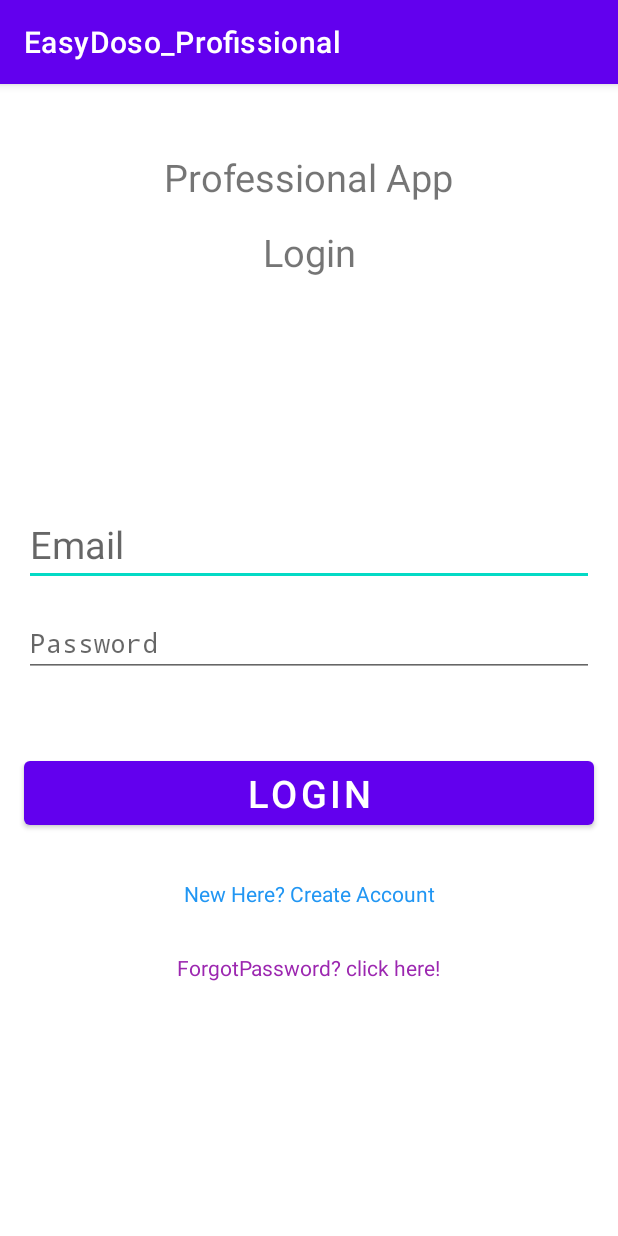
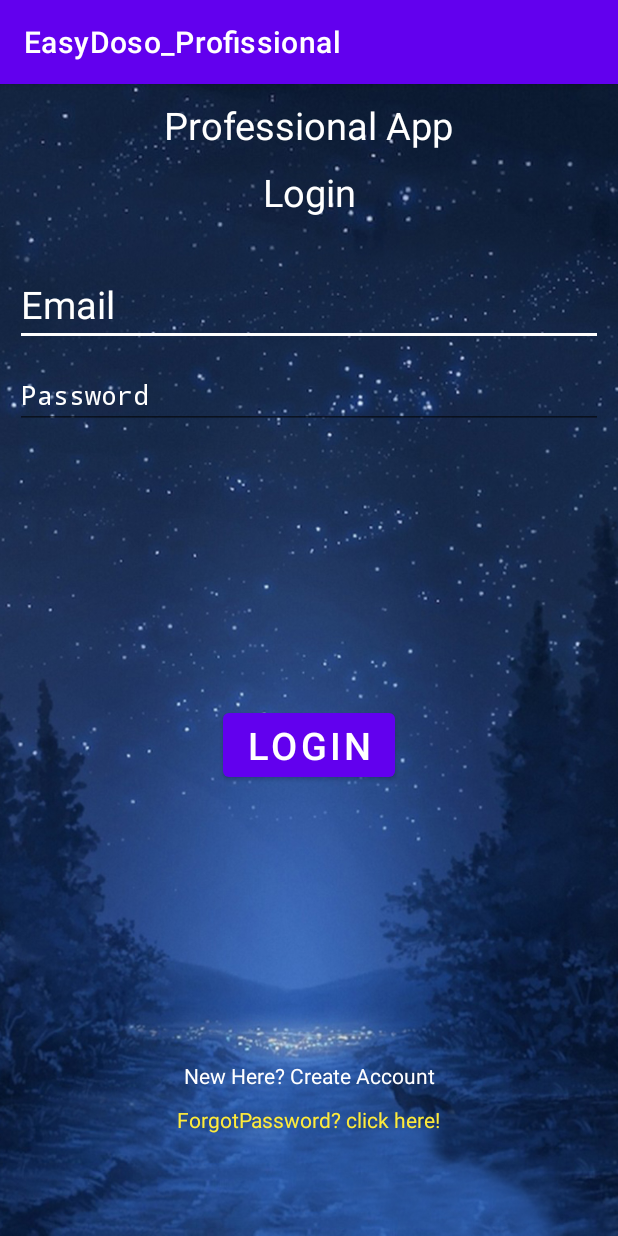
Before and after one commit to iagobarros/EasyDoso_Profissional, an Android app: the Login screen opened directly, with no data from a screen before it, on a phone screen of 412 x 824 dp. Run offline under Robolectric (Android 15) with nearby library versions, the phone set to English and light mode, and no system bars; our stand-ins replace Firebase (no records; nobody signed in at launch, a user with empty details on screens opened directly).

Commit message:
adding background and some constrains

```diff
--- a/app/src/main/res/layout/activity_login.xml
+++ b/app/src/main/res/layout/activity_login.xml
@@ -4,69 +4,88 @@
     xmlns:tools="http://schemas.android.com/tools"
     android:layout_width="match_parent"
     android:layout_height="match_parent"
+    android:background="@drawable/background_login"
     tools:context=".Login">
 
     <TextView
         android:id="@+id/textView3"
         android:layout_width="wrap_content"
         android:layout_height="wrap_content"
+        android:layout_marginTop="10dp"
         android:text="@string/professional_app"
+        android:textColor="#FFFFFF"
         android:textSize="25sp"
         app:layout_constraintBottom_toBottomOf="parent"
         app:layout_constraintEnd_toEndOf="parent"
         app:layout_constraintStart_toStartOf="parent"
         app:layout_constraintTop_toTopOf="parent"
-        app:layout_constraintVertical_bias="0.061" />
+        app:layout_constraintVertical_bias="0.0" />
 
     <TextView
         android:id="@+id/textView4"
         android:layout_width="wrap_content"
         android:layout_height="wrap_content"
-        android:layout_marginTop="15dp"
+        android:layout_marginTop="10dp"
         android:text="@string/login"
+        android:textColor="#FFFFFF"
         android:textSize="25sp"
+        app:layout_constraintBottom_toBottomOf="parent"
         app:layout_constraintEnd_toEndOf="parent"
         app:layout_constraintStart_toStartOf="parent"
-        app:layout_constraintTop_toBottomOf="@+id/textView3" />
+        app:layout_constraintTop_toBottomOf="@+id/textView3"
+        app:layout_constraintVertical_bias="0.0" />
 
     <EditText
         android:id="@+id/email_login"
         android:layout_width="0dp"
         android:layout_height="wrap_content"
-        android:layout_marginStart="16dp"
-        android:layout_marginTop="150dp"
-        android:layout_marginEnd="16dp"
+        android:layout_marginStart="10dp"
+        android:layout_marginTop="30dp"
+        android:layout_marginEnd="10dp"
+        android:backgroundTint="#FFFFFF"
         android:ems="10"
+        android:foregroundTint="#FFFFFF"
         android:hint="@string/email2"
         android:inputType="textPersonName"
+        android:shadowColor="#FFFFFF"
+        android:textColor="#FFFFFF"
+        android:textColorHighlight="#FFFFFF"
+        android:textColorHint="#FFFFFF"
+        android:textColorLink="#FFFFFF"
         android:textSize="25sp"
+        app:layout_constraintBottom_toBottomOf="@+id/progressBar_login"
         app:layout_constraintEnd_toEndOf="parent"
         app:layout_constraintStart_toStartOf="parent"
-        app:layout_constraintTop_toBottomOf="@+id/textView4" />
+        app:layout_constraintTop_toBottomOf="@+id/textView4"
+        app:layout_constraintVertical_bias="0.0" />
 
     <EditText
         android:id="@+id/password_login"
         android:layout_width="0dp"
         android:layout_height="wrap_content"
-        android:layout_marginStart="16dp"
-        android:layout_marginTop="15dp"
-        android:layout_marginEnd="16dp"
+        android:layout_marginStart="10dp"
+        android:layout_marginTop="10dp"
+        android:layout_marginEnd="10dp"
         android:ems="10"
         android:hint="@string/password"
         android:inputType="textPersonName"
+        android:textColor="#FFFFFF"
+        android:textColorHighlight="#FFFFFF"
+        android:textColorHint="#FFFFFF"
+        android:textColorLink="#FFFFFF"
+        app:layout_constraintBottom_toBottomOf="parent"
         app:layout_constraintEnd_toEndOf="parent"
         app:layout_constraintStart_toStartOf="parent"
-        app:layout_constraintTop_toBottomOf="@+id/email_login" />
+        app:layout_constraintTop_toBottomOf="@+id/email_login"
+        app:layout_constraintVertical_bias="0.0" />
 
     <Button
         android:id="@+id/loginBtn"
-        android:layout_width="0dp"
+        android:layout_width="wrap_content"
         android:layout_height="wrap_content"
-        android:layout_marginStart="16dp"
-        android:layout_marginTop="50dp"
-        android:layout_marginEnd="16dp"
         android:text="@string/login"
         android:textSize="25sp"
+        app:layout_constraintBottom_toTopOf="@+id/create_account_text"
         app:layout_constraintEnd_toEndOf="parent"
         app:layout_constraintStart_toStartOf="parent"
         app:layout_constraintTop_toBottomOf="@+id/password_login" />
@@ -75,40 +94,33 @@
         android:id="@+id/create_account_text"
         android:layout_width="wrap_content"
         android:layout_height="wrap_content"
-        android:layout_marginStart="16dp"
-        android:layout_marginTop="30dp"
-        android:layout_marginEnd="16dp"
+        android:layout_marginBottom="10dp"
         android:text="@string/new_here_create_account"
-        android:textColor="#2196F3"
+        android:textColor="#FFFFFF"
+        app:layout_constraintBottom_toTopOf="@+id/forgotPassword"
         app:layout_constraintEnd_toEndOf="parent"
-        app:layout_constraintStart_toStartOf="parent"
-        app:layout_constraintTop_toBottomOf="@+id/loginBtn" />
+        app:layout_constraintStart_toStartOf="parent" />
 
     <ProgressBar
         android:id="@+id/progressBar_login"
         style="?android:attr/progressBarStyle"
         android:layout_width="wrap_content"
         android:layout_height="wrap_content"
-        android:layout_marginStart="181dp"
-        android:layout_marginTop="88dp"
-        android:layout_marginEnd="183dp"
+        android:layout_marginBottom="10dp"
         android:visibility="invisible"
+        app:layout_constraintBottom_toBottomOf="parent"
         app:layout_constraintEnd_toEndOf="parent"
-        app:layout_constraintHorizontal_bias="0.0"
-        app:layout_constraintStart_toStartOf="parent"
-        app:layout_constraintTop_toBottomOf="@+id/create_account_text" />
+        app:layout_constraintStart_toStartOf="parent" />
 
     <TextView
         android:id="@+id/forgotPassword"
         android:layout_width="wrap_content"
         android:layout_height="wrap_content"
-        android:layout_marginStart="117dp"
-        android:layout_marginTop="30dp"
-        android:layout_marginEnd="117dp"
+        android:layout_marginBottom="10dp"
         android:text="@string/forgotpassword_click_here"
-        android:textColor="#9C27B0"
+        android:textColor="#FFEB3B"
+        app:layout_constraintBottom_toTopOf="@+id/progressBar_login"
         app:layout_constraintEnd_toEndOf="parent"
-        app:layout_constraintStart_toStartOf="parent"
-        app:layout_constraintTop_toBottomOf="@+id/create_account_text" />
+        app:layout_constraintStart_toStartOf="parent" />
 
 </androidx.constraintlayout.widget.ConstraintLayout>
--- a/app/src/main/res/values/strings.xml
+++ b/app/src/main/res/values/strings.xml
@@ -21,7 +21,7 @@
     <string name="longitude_0">Longitude : 0</string>
     <string name="logout">logout</string>
     <string name="your_email_is_not_verified">Your Email is Not Verified!</string>
-    <string name="click_to_verify_now">CLICK TO VERIFY NOW!</string>
+    <string name="click_to_verify_now">send activation link</string>
     <string name="change_picture">Change Picture</string>
     <string name="reset_password">Reset Password</string>
     <string name="full_name2">Full Name :</string>
```
Also changed, not shown: app/src/main/res/layout/activity_edit_profile.xml (+27 -8 lines), app/src/main/res/layout/activity_main.xml (+43 -21 lines), app/src/main/res/layout/activity_register.xml (+53 -39 lines), app/src/main/res/drawable-v24/background_login.jpg (added), app/src/main/res/drawable-v24/background_main.jpg (added), app/src/main/res/drawable-v24/background_register.jpg (added).
